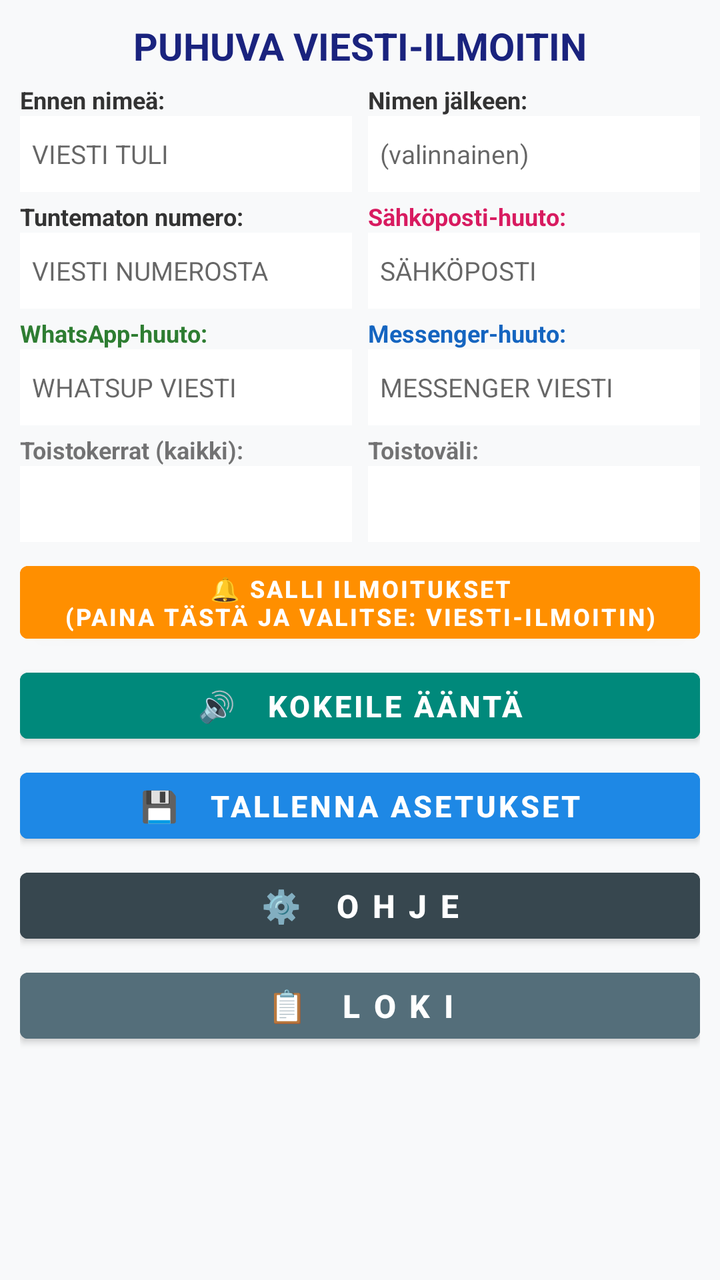
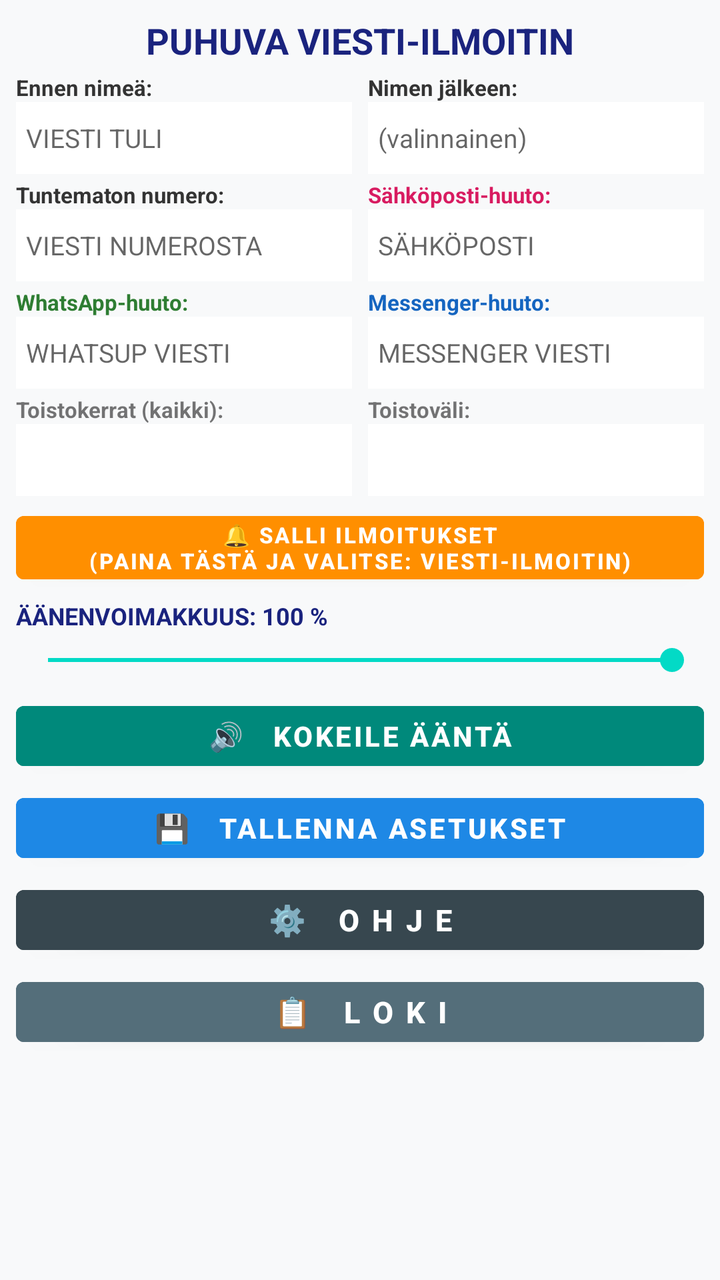

Compare the two renders of this Android layout. The source of the first and the diff that turns it into the second are given below.
<!-- AndroidManifest.xml: application theme Theme.ViestiIlmoitin -->
<!-- res/layout/activity_main.xml -->
<?xml version="1.0" encoding="utf-8"?>
<LinearLayout xmlns:android="http://schemas.android.com/apk/res/android"
    android:layout_width="match_parent"
    android:layout_height="match_parent"
    android:orientation="vertical"
    android:padding="10dp"
    android:background="#F8F9FA">

    <TextView
        android:layout_width="match_parent"
        android:layout_height="wrap_content"
        android:text="PUHUVA VIESTI-ILMOITIN"
        android:textSize="19sp"
        android:textStyle="bold"
        android:gravity="center"
        android:textColor="#1A237E"
        android:layout_marginBottom="6dp" />

    
    <LinearLayout
        android:layout_width="match_parent"
        android:layout_height="wrap_content"
        android:orientation="horizontal"
        android:layout_marginBottom="4dp">

        <LinearLayout
            android:layout_width="0dp"
            android:layout_height="wrap_content"
            android:layout_weight="1"
            android:orientation="vertical"
            android:layout_marginEnd="4dp">
            <TextView
                android:layout_width="wrap_content"
                android:layout_height="wrap_content"
                android:text="Ennen nimeä:"
                android:textSize="12sp"
                android:textStyle="bold"
                android:textColor="#333333" />
            <EditText
                android:id="@+id/editPrefix"
                android:layout_width="match_parent"
                android:layout_height="38dp"
                android:background="#FFFFFF"
                android:padding="6dp"
                android:hint="VIESTI TULI "
                android:textSize="13sp" />
        </LinearLayout>

        <LinearLayout
            android:layout_width="0dp"
            android:layout_height="wrap_content"
            android:layout_weight="1"
            android:orientation="vertical"
            android:layout_marginStart="4dp">
            <TextView
                android:layout_width="wrap_content"
                android:layout_height="wrap_content"
                android:text="Nimen jälkeen:"
                android:textSize="12sp"
                android:textStyle="bold"
                android:textColor="#333333" />
            <EditText
                android:id="@+id/editSuffix"
                android:layout_width="match_parent"
                android:layout_height="38dp"
                android:background="#FFFFFF"
                android:padding="6dp"
                android:hint="(valinnainen)"
                android:textSize="13sp" />
        </LinearLayout>
    </LinearLayout>

    
    <LinearLayout
        android:layout_width="match_parent"
        android:layout_height="wrap_content"
        android:orientation="horizontal"
        android:layout_marginBottom="4dp">

        <LinearLayout
            android:layout_width="0dp"
            android:layout_height="wrap_content"
            android:layout_weight="1"
            android:orientation="vertical"
            android:layout_marginEnd="4dp">
            <TextView
                android:layout_width="wrap_content"
                android:layout_height="wrap_content"
                android:text="Tuntematon numero:"
                android:textSize="12sp"
                android:textStyle="bold"
                android:textColor="#333333" />
            <EditText
                android:id="@+id/editUnknown"
                android:layout_width="match_parent"
                android:layout_height="38dp"
                android:background="#FFFFFF"
                android:padding="6dp"
                android:hint="VIESTI NUMEROSTA "
                android:textSize="13sp" />
        </LinearLayout>

        <LinearLayout
            android:layout_width="0dp"
            android:layout_height="wrap_content"
            android:layout_weight="1"
            android:orientation="vertical"
            android:layout_marginStart="4dp">
            <TextView
                android:layout_width="wrap_content"
                android:layout_height="wrap_content"
                android:text="Sähköposti-huuto:"
                android:textSize="12sp"
                android:textStyle="bold"
                android:textColor="#D81B60" />
            <EditText
                android:id="@+id/editEmail"
                android:layout_width="match_parent"
                android:layout_height="38dp"
                android:background="#FFFFFF"
                android:padding="6dp"
                android:hint="SÄHKÖPOSTI"
                android:textSize="13sp" />
        </LinearLayout>
    </LinearLayout>

    
    <LinearLayout
        android:layout_width="match_parent"
        android:layout_height="wrap_content"
        android:orientation="horizontal"
        android:layout_marginBottom="4dp">

        <LinearLayout
            android:layout_width="0dp"
            android:layout_height="wrap_content"
            android:layout_weight="1"
            android:orientation="vertical"
            android:layout_marginEnd="4dp">
            <TextView
                android:layout_width="wrap_content"
                android:layout_height="wrap_content"
                android:text="WhatsApp-huuto:"
                android:textSize="12sp"
                android:textStyle="bold"
                android:textColor="#2E7D32" />
            <EditText
                android:id="@+id/editWhatsApp"
                android:layout_width="match_parent"
                android:layout_height="38dp"
                android:background="#FFFFFF"
                android:padding="6dp"
                android:hint="WHATSUP VIESTI"
                android:textSize="13sp" />
        </LinearLayout>

        <LinearLayout
            android:layout_width="0dp"
            android:layout_height="wrap_content"
            android:layout_weight="1"
            android:orientation="vertical"
            android:layout_marginStart="4dp">
            <TextView
                android:layout_width="wrap_content"
                android:layout_height="wrap_content"
                android:text="Messenger-huuto:"
                android:textSize="12sp"
                android:textStyle="bold"
                android:textColor="#1565C0" />
            <EditText
                android:id="@+id/editMessenger"
                android:layout_width="match_parent"
                android:layout_height="38dp"
                android:background="#FFFFFF"
                android:padding="6dp"
                android:hint="MESSENGER VIESTI"
                android:textSize="13sp" />
        </LinearLayout>
    </LinearLayout>

    
    <LinearLayout
        android:layout_width="match_parent"
        android:layout_height="wrap_content"
        android:orientation="horizontal"
        android:layout_marginBottom="6dp">

        <LinearLayout
            android:layout_width="0dp"
            android:layout_height="wrap_content"
            android:layout_weight="1"
            android:orientation="vertical"
            android:layout_marginEnd="4dp">
            <TextView
                android:layout_width="wrap_content"
                android:layout_height="wrap_content"
                android:text="Toistokerrat (kaikki):"
                android:textSize="12sp"
                android:textStyle="bold"/>
            <Spinner
                android:id="@+id/spinnerRepeats"
                android:layout_width="match_parent"
                android:layout_height="38dp"
                android:background="#FFFFFF" />
        </LinearLayout>

        <LinearLayout
            android:layout_width="0dp"
            android:layout_height="wrap_content"
            android:layout_weight="1"
            android:orientation="vertical"
            android:layout_marginStart="4dp">
            <TextView
                android:layout_width="wrap_content"
                android:layout_height="wrap_content"
                android:text="Toistoväli:"
                android:textSize="12sp"
                android:textStyle="bold"/>
            <Spinner
                android:id="@+id/spinnerInterval"
                android:layout_width="match_parent"
                android:layout_height="38dp"
                android:background="#FFFFFF" />
        </LinearLayout>
    </LinearLayout>

    
    <Button
        android:id="@+id/btnNotificationPermission"
        android:layout_width="match_parent"
        android:layout_height="wrap_content"
        android:minHeight="42dp"
        android:padding="3dp"
        android:text="🔔 SALLI ILMOITUKSET\n(Paina tästä ja valitse: Viesti-Ilmoitin)"
        android:textSize="12sp"
        android:textStyle="bold"
        android:backgroundTint="#FF8F00"
        android:textColor="#FFFFFF"
        android:layout_marginBottom="5dp" />

    
    <Button
        android:id="@+id/btnTest"
        android:layout_width="match_parent"
        android:layout_height="45dp"
        android:text="🔊   KOKEILE ÄÄNTÄ"
        android:textSize="15sp"
        android:textStyle="bold"
        android:backgroundTint="#00897B"
        android:textColor="#FFFFFF"
        android:layout_marginBottom="5dp" />

    
    <Button
        android:id="@+id/btnSave"
        android:layout_width="match_parent"
        android:layout_height="45dp"
        android:text="💾   TALLENNA ASETUKSET"
        android:textSize="15sp"
        android:textStyle="bold"
        android:backgroundTint="#1E88E5"
        android:textColor="#FFFFFF"
        android:layout_marginBottom="5dp" />

    
    <Button
        android:id="@+id/btnHelp"
        android:layout_width="match_parent"
        android:layout_height="45dp"
        android:text="⚙️   O H J E"
        android:textSize="16sp"
        android:textStyle="bold"
        android:backgroundTint="#37474F"
        android:textColor="#FFFFFF"
        android:layout_marginBottom="5dp" />

    
    <Button
        android:id="@+id/btnLog"
        android:layout_width="match_parent"
        android:layout_height="45dp"
        android:text="📋   L O K I"
        android:textSize="16sp"
        android:textStyle="bold"
        android:backgroundTint="#546E7A"
        android:textColor="#FFFFFF" />

</LinearLayout>
<!-- resources referenced by this layout -->
<resources>
  <style name="Theme.ViestiIlmoitin" parent="Theme.MaterialComponents.Light.NoActionBar">
          <item name="colorPrimary">#1E88E5</item>
          <item name="colorPrimaryVariant">#1565C0</item>
          <item name="colorOnPrimary">#FFFFFF</item>
      </style>
</resources>

<!-- the commit's change to res/layout/activity_main.xml (unified diff, before → after) -->
@@ -3,18 +3,180 @@
     android:layout_width="match_parent"
     android:layout_height="match_parent"
     android:orientation="vertical"
-    android:padding="10dp"
+    android:padding="8dp"
     android:background="#F8F9FA">
 
     <TextView
         android:layout_width="match_parent"
         android:layout_height="wrap_content"
         android:text="PUHUVA VIESTI-ILMOITIN"
-        android:textSize="19sp"
+        android:textSize="18sp"
         android:textStyle="bold"
         android:gravity="center"
         android:textColor="#1A237E"
-        android:layout_marginBottom="6dp" />
+        android:layout_marginBottom="4dp" />
+
+    
+    <LinearLayout
+        android:layout_width="match_parent"
+        android:layout_height="wrap_content"
+        android:orientation="horizontal"
+        android:layout_marginBottom="3dp">
+
+        <LinearLayout
+            android:layout_width="0dp"
+            android:layout_height="wrap_content"
+            android:layout_weight="1"
+            android:orientation="vertical"
+            android:layout_marginEnd="4dp">
+            <TextView
+                android:layout_width="wrap_content"
+                android:layout_height="wrap_content"
+                android:text="Ennen nimeä:"
+                android:textSize="11sp"
+                android:textStyle="bold"
+                android:textColor="#333333" />
+            <EditText
+                android:id="@+id/editPrefix"
+                android:layout_width="match_parent"
+                android:layout_height="36dp"
+                android:background="#FFFFFF"
+                android:padding="5dp"
+                android:hint="VIESTI TULI "
+                android:textSize="13sp" />
+        </LinearLayout>
+
+        <LinearLayout
+            android:layout_width="0dp"
+            android:layout_height="wrap_content"
+            android:layout_weight="1"
+            android:orientation="vertical"
+            android:layout_marginStart="4dp">
+            <TextView
+                android:layout_width="wrap_content"
+                android:layout_height="wrap_content"
+                android:text="Nimen jälkeen:"
+                android:textSize="11sp"
+                android:textStyle="bold"
+                android:textColor="#333333" />
+            <EditText
+                android:id="@+id/editSuffix"
+                android:layout_width="match_parent"
+                android:layout_height="36dp"
+                android:background="#FFFFFF"
+                android:padding="5dp"
+                android:hint="(valinnainen)"
+                android:textSize="13sp" />
+        </LinearLayout>
+    </LinearLayout>
+
+    
+    <LinearLayout
+        android:layout_width="match_parent"
+        android:layout_height="wrap_content"
+        android:orientation="horizontal"
+        android:layout_marginBottom="3dp">
+
+        <LinearLayout
+            android:layout_width="0dp"
+            android:layout_height="wrap_content"
+            android:layout_weight="1"
+            android:orientation="vertical"
+            android:layout_marginEnd="4dp">
+            <TextView
+                android:layout_width="wrap_content"
+                android:layout_height="wrap_content"
+                android:text="Tuntematon numero:"
+                android:textSize="11sp"
+                android:textStyle="bold"
+                android:textColor="#333333" />
+            <EditText
+                android:id="@+id/editUnknown"
+                android:layout_width="match_parent"
+                android:layout_height="36dp"
+                android:background="#FFFFFF"
+                android:padding="5dp"
+                android:hint="VIESTI NUMEROSTA "
+                android:textSize="13sp" />
+        </LinearLayout>
+
+        <LinearLayout
+            android:layout_width="0dp"
+            android:layout_height="wrap_content"
+            android:layout_weight="1"
+            android:orientation="vertical"
+            android:layout_marginStart="4dp">
+            <TextView
+                android:layout_width="wrap_content"
+                android:layout_height="wrap_content"
+                android:text="Sähköposti-huuto:"
+                android:textSize="11sp"
+                android:textStyle="bold"
+                android:textColor="#D81B60" />
+            <EditText
+                android:id="@+id/editEmail"
+                android:layout_width="match_parent"
+                android:layout_height="36dp"
+                android:background="#FFFFFF"
+                android:padding="5dp"
+                android:hint="SÄHKÖPOSTI"
+                android:textSize="13sp" />
+        </LinearLayout>
+    </LinearLayout>
+
+    
+    <LinearLayout
+        android:layout_width="match_parent"
+        android:layout_height="wrap_content"
+        android:orientation="horizontal"
+        android:layout_marginBottom="3dp">
+
+        <LinearLayout
+            android:layout_width="0dp"
+            android:layout_height="wrap_content"
+            android:layout_weight="1"
+            android:orientation="vertical"
+            android:layout_marginEnd="4dp">
+            <TextView
+                android:layout_width="wrap_content"
+                android:layout_height="wrap_content"
+                android:text="WhatsApp-huuto:"
+                android:textSize="11sp"
+                android:textStyle="bold"
+                android:textColor="#2E7D32" />
+            <EditText
+                android:id="@+id/editWhatsApp"
+                android:layout_width="match_parent"
+                android:layout_height="36dp"
+                android:background="#FFFFFF"
+                android:padding="5dp"
+                android:hint="WHATSUP VIESTI"
+                android:textSize="13sp" />
+        </LinearLayout>
+
+        <LinearLayout
+            android:layout_width="0dp"
+            android:layout_height="wrap_content"
+            android:layout_weight="1"
+            android:orientation="vertical"
+            android:layout_marginStart="4dp">
+            <TextView
+                android:layout_width="wrap_content"
+                android:layout_height="wrap_content"
+                android:text="Messenger-huuto:"
+                android:textSize="11sp"
+                android:textStyle="bold"
+                android:textColor="#1565C0" />
+            <EditText
+                android:id="@+id/editMessenger"
+                android:layout_width="match_parent"
+                android:layout_height="36dp"
+                android:background="#FFFFFF"
+                android:padding="5dp"
+                android:hint="MESSENGER VIESTI"
+                android:textSize="13sp" />
+        </LinearLayout>
+    </LinearLayout>
 
     
     <LinearLayout
@@ -32,175 +194,13 @@
             <TextView
                 android:layout_width="wrap_content"
                 android:layout_height="wrap_content"
-                android:text="Ennen nimeä:"
-                android:textSize="12sp"
-                android:textStyle="bold"
-                android:textColor="#333333" />
-            <EditText
-                android:id="@+id/editPrefix"
-                android:layout_width="match_parent"
-                android:layout_height="38dp"
-                android:background="#FFFFFF"
-                android:padding="6dp"
-                android:hint="VIESTI TULI "
-                android:textSize="13sp" />
-        </LinearLayout>
-
-        <LinearLayout
-            android:layout_width="0dp"
-            android:layout_height="wrap_content"
-            android:layout_weight="1"
-            android:orientation="vertical"
-            android:layout_marginStart="4dp">
-            <TextView
-                android:layout_width="wrap_content"
-                android:layout_height="wrap_content"
-                android:text="Nimen jälkeen:"
-                android:textSize="12sp"
-                android:textStyle="bold"
-                android:textColor="#333333" />
-            <EditText
-                android:id="@+id/editSuffix"
-                android:layout_width="match_parent"
-                android:layout_height="38dp"
-                android:background="#FFFFFF"
-                android:padding="6dp"
-                android:hint="(valinnainen)"
-                android:textSize="13sp" />
-        </LinearLayout>
-    </LinearLayout>
-
-    
-    <LinearLayout
-        android:layout_width="match_parent"
-        android:layout_height="wrap_content"
-        android:orientation="horizontal"
-        android:layout_marginBottom="4dp">
-
-        <LinearLayout
-            android:layout_width="0dp"
-            android:layout_height="wrap_content"
-            android:layout_weight="1"
-            android:orientation="vertical"
-            android:layout_marginEnd="4dp">
-            <TextView
-                android:layout_width="wrap_content"
-                android:layout_height="wrap_content"
-                android:text="Tuntematon numero:"
-                android:textSize="12sp"
-                android:textStyle="bold"
-                android:textColor="#333333" />
-            <EditText
-                android:id="@+id/editUnknown"
-                android:layout_width="match_parent"
-                android:layout_height="38dp"
-                android:background="#FFFFFF"
-                android:padding="6dp"
-                android:hint="VIESTI NUMEROSTA "
-                android:textSize="13sp" />
-        </LinearLayout>
-
-        <LinearLayout
-            android:layout_width="0dp"
-            android:layout_height="wrap_content"
-            android:layout_weight="1"
-            android:orientation="vertical"
-            android:layout_marginStart="4dp">
-            <TextView
-                android:layout_width="wrap_content"
-                android:layout_height="wrap_content"
-                android:text="Sähköposti-huuto:"
-                android:textSize="12sp"
-                android:textStyle="bold"
-                android:textColor="#D81B60" />
-            <EditText
-                android:id="@+id/editEmail"
-                android:layout_width="match_parent"
-                android:layout_height="38dp"
-                android:background="#FFFFFF"
-                android:padding="6dp"
-                android:hint="SÄHKÖPOSTI"
-                android:textSize="13sp" />
-        </LinearLayout>
-    </LinearLayout>
-
-    
-    <LinearLayout
-        android:layout_width="match_parent"
-        android:layout_height="wrap_content"
-        android:orientation="horizontal"
-        android:layout_marginBottom="4dp">
-
-        <LinearLayout
-            android:layout_width="0dp"
-            android:layout_height="wrap_content"
-            android:layout_weight="1"
-            android:orientation="vertical"
-            android:layout_marginEnd="4dp">
-            <TextView
-                android:layout_width="wrap_content"
-                android:layout_height="wrap_content"
-                android:text="WhatsApp-huuto:"
-                android:textSize="12sp"
-                android:textStyle="bold"
-                android:textColor="#2E7D32" />
-            <EditText
-                android:id="@+id/editWhatsApp"
-                android:layout_width="match_parent"
-                android:layout_height="38dp"
-                android:background="#FFFFFF"
-                android:padding="6dp"
-                android:hint="WHATSUP VIESTI"
-                android:textSize="13sp" />
-        </LinearLayout>
-
-        <LinearLayout
-            android:layout_width="0dp"
-            android:layout_height="wrap_content"
-            android:layout_weight="1"
-            android:orientation="vertical"
-            android:layout_marginStart="4dp">
-            <TextView
-                android:layout_width="wrap_content"
-                android:layout_height="wrap_content"
-                android:text="Messenger-huuto:"
-                android:textSize="12sp"
-                android:textStyle="bold"
-                android:textColor="#1565C0" />
-            <EditText
-                android:id="@+id/editMessenger"
-                android:layout_width="match_parent"
-                android:layout_height="38dp"
-                android:background="#FFFFFF"
-                android:padding="6dp"
-                android:hint="MESSENGER VIESTI"
-                android:textSize="13sp" />
-        </LinearLayout>
-    </LinearLayout>
-
-    
-    <LinearLayout
-        android:layout_width="match_parent"
-        android:layout_height="wrap_content"
-        android:orientation="horizontal"
-        android:layout_marginBottom="6dp">
-
-        <LinearLayout
-            android:layout_width="0dp"
-            android:layout_height="wrap_content"
-            android:layout_weight="1"
-            android:orientation="vertical"
-            android:layout_marginEnd="4dp">
-            <TextView
-                android:layout_width="wrap_content"
-                android:layout_height="wrap_content"
                 android:text="Toistokerrat (kaikki):"
-                android:textSize="12sp"
+                android:textSize="11sp"
                 android:textStyle="bold"/>
             <Spinner
                 android:id="@+id/spinnerRepeats"
                 android:layout_width="match_parent"
-                android:layout_height="38dp"
+                android:layout_height="36dp"
                 android:background="#FFFFFF" />
         </LinearLayout>
 
@@ -214,12 +214,12 @@
                 android:layout_width="wrap_content"
                 android:layout_height="wrap_content"
                 android:text="Toistoväli:"
-                android:textSize="12sp"
+                android:textSize="11sp"
                 android:textStyle="bold"/>
             <Spinner
                 android:id="@+id/spinnerInterval"
                 android:layout_width="match_parent"
-                android:layout_height="38dp"
+                android:layout_height="36dp"
                 android:background="#FFFFFF" />
         </LinearLayout>
     </LinearLayout>
@@ -229,58 +229,77 @@
         android:id="@+id/btnNotificationPermission"
         android:layout_width="match_parent"
         android:layout_height="wrap_content"
-        android:minHeight="42dp"
-        android:padding="3dp"
+        android:minHeight="40dp"
+        android:padding="2dp"
         android:text="🔔 SALLI ILMOITUKSET\n(Paina tästä ja valitse: Viesti-Ilmoitin)"
-        android:textSize="12sp"
+        android:textSize="11sp"
         android:textStyle="bold"
         android:backgroundTint="#FF8F00"
         android:textColor="#FFFFFF"
-        android:layout_marginBottom="5dp" />
+        android:layout_marginBottom="4dp" />
+
+    
+    <TextView
+        android:id="@+id/tvVolumeLabel"
+        android:layout_width="match_parent"
+        android:layout_height="wrap_content"
+        android:text="ÄÄNENVOIMAKKUUS: 100 %"
+        android:textSize="12sp"
+        android:textStyle="bold"
+        android:textColor="#1A237E"
+        android:layout_marginBottom="1dp" />
+
+    <SeekBar
+        android:id="@+id/seekBarVolume"
+        android:layout_width="match_parent"
+        android:layout_height="26dp"
+        android:max="100"
+        android:progress="100"
+        android:layout_marginBottom="4dp" />
 
     
     <Button
         android:id="@+id/btnTest"
         android:layout_width="match_parent"
-        android:layout_height="45dp"
+        android:layout_height="42dp"
         android:text="🔊   KOKEILE ÄÄNTÄ"
-        android:textSize="15sp"
+        android:textSize="14sp"
         android:textStyle="bold"
         android:backgroundTint="#00897B"
         android:textColor="#FFFFFF"
-        android:layout_marginBottom="5dp" />
+        android:layout_marginBottom="4dp" />
 
     
     <Button
         android:id="@+id/btnSave"
         android:layout_width="match_parent"
-        android:layout_height="45dp"
+        android:layout_height="42dp"
         android:text="💾   TALLENNA ASETUKSET"
-        android:textSize="15sp"
+        android:textSize="14sp"
         android:textStyle="bold"
         android:backgroundTint="#1E88E5"
         android:textColor="#FFFFFF"
-        android:layout_marginBottom="5dp" />
+        android:layout_marginBottom="4dp" />
 
     
     <Button
         android:id="@+id/btnHelp"
         android:layout_width="match_parent"
-        android:layout_height="45dp"
+        android:layout_height="42dp"
         android:text="⚙️   O H J E"
-        android:textSize="16sp"
+        android:textSize="15sp"
         android:textStyle="bold"
         android:backgroundTint="#37474F"
         android:textColor="#FFFFFF"
-        android:layout_marginBottom="5dp" />
+        android:layout_marginBottom="4dp" />
 
     
     <Button
         android:id="@+id/btnLog"
         android:layout_width="match_parent"
-        android:layout_height="45dp"
+        android:layout_height="42dp"
         android:text="📋   L O K I"
-        android:textSize="16sp"
+        android:textSize="15sp"
         android:textStyle="bold"
         android:backgroundTint="#546E7A"
         android:textColor="#FFFFFF" />
